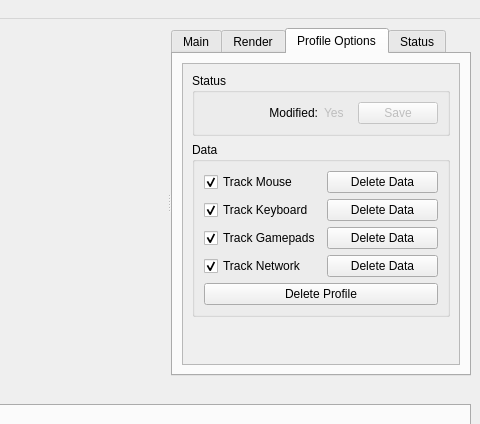
This is mousetracks2/components/gui/ui/layout.ui in huntfx/MouseTracks as Qt 5 draws it before an edit; both pictures show x 580 to 1060 and y 0 to 424 of the 1060 by 613 pixel window. The edited form follows.
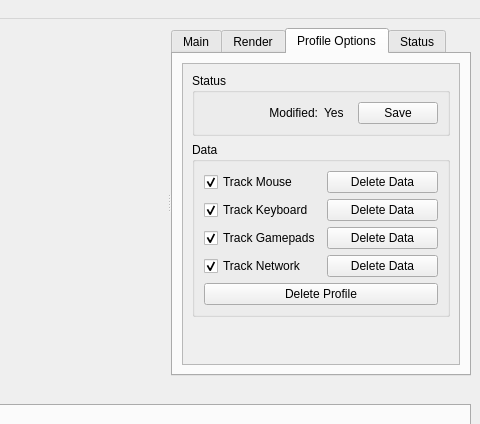
This is the edited form. The open tabs and pages were chosen to show the change. Custom widgets are drawn as their Qt base class.

Patch:
```diff
--- a/mousetracks2/components/gui/ui/layout.ui
+++ b/mousetracks2/components/gui/ui/layout.ui
@@ -817,7 +817,7 @@
                <x>0</x>
                <y>0</y>
                <width>274</width>
-               <height>312</height>
+               <height>311</height>
               </rect>
              </property>
              <layout class="QVBoxLayout" name="verticalLayout_13">
@@ -830,20 +830,14 @@
                  <item row="1" column="1">
                   <layout class="QHBoxLayout" name="horizontalLayout_6">
                    <item>
-                    <widget class="QLabel" name="label_14">
-                     <property name="enabled">
-                      <bool>false</bool>
-                     </property>
+                    <widget class="QLabel" name="profile_modified">
                      <property name="text">
                       <string>Yes</string>
                      </property>
                     </widget>
                    </item>
                    <item>
-                    <widget class="QPushButton" name="pushButton_4">
-                     <property name="enabled">
-                      <bool>false</bool>
-                     </property>
+                    <widget class="QPushButton" name="profile_save">
                      <property name="text">
                       <string>Save</string>
                      </property>
```
Left out of the diff: 3 changed lines with no effect on the pictures.
